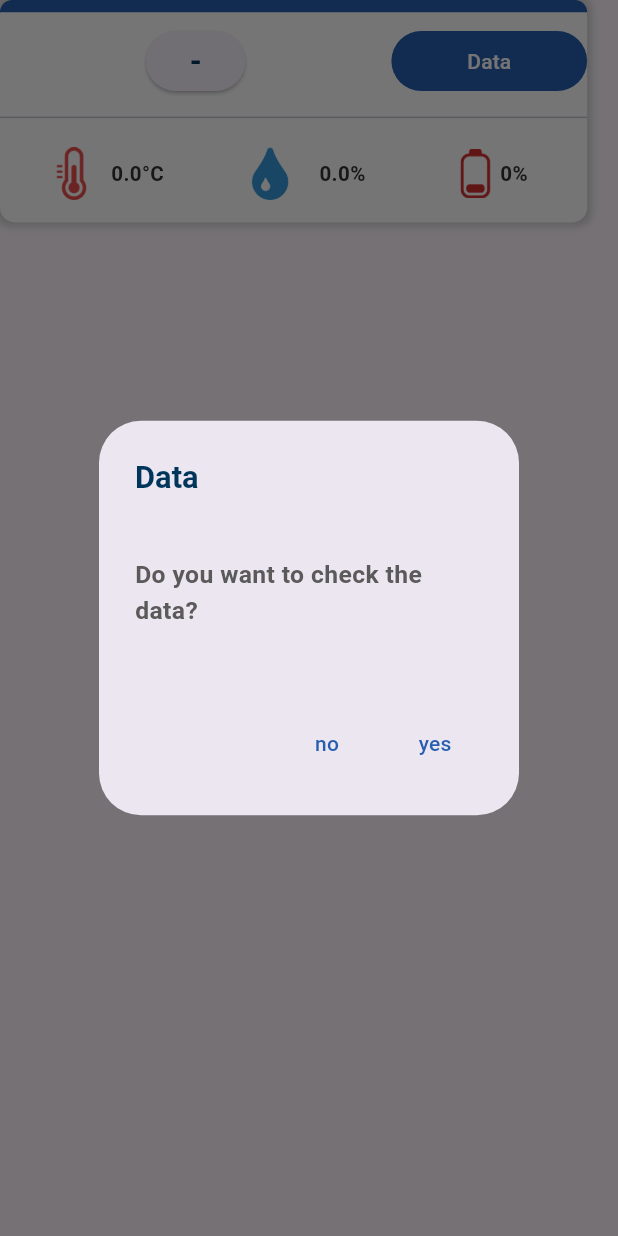
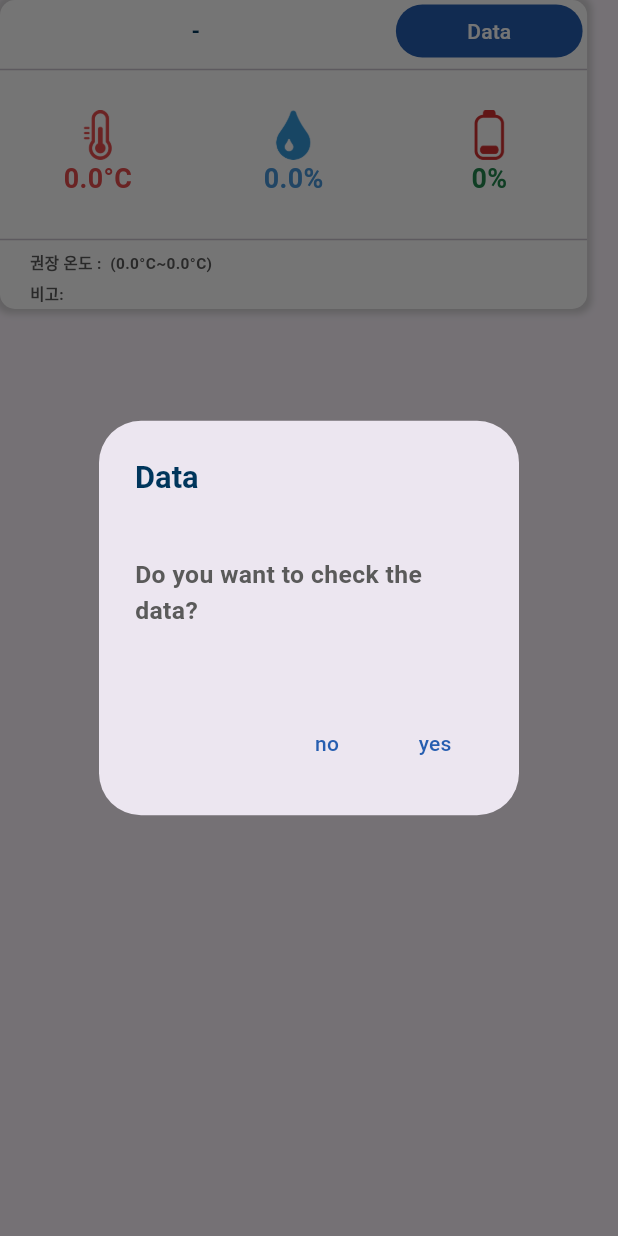
Before and after one commit to jang1231111/center_monitor, a Flutter app: the DeviceItem widget shown alone on an empty page, opened directly with empty values, after a tap on "Data", on a phone screen of 412 x 824 dp. Run offline on Flutter 3.47's test engine with Material 3 defaults, Android fonts, the phone set to English and light mode, and no system bars; our stand-ins replace easy_localization, equatable, lottie, photo_view, share_plus, syncfusion_flutter_charts and 1 more; missing offline and left inert: excel; network calls fail; Roboto replaces fonts that are missing (pretend).

Commit message:
- Design : MainPage, ListView  디자인 수정

```diff
--- a/lib/pages/main_page.dart
+++ b/lib/pages/main_page.dart
@@ -448,136 +448,158 @@ class DeviceItem extends StatelessWidget {
                 borderRadius: BorderRadius.circular(10),
                 boxShadow: [mainbox()],
               ),
-              height: MediaQuery.of(context).size.height * 0.18,
+              height: MediaQuery.of(context).size.height * 0.25,
               width: MediaQuery.of(context).size.width * 0.95,
               child: Column(
                 mainAxisAlignment: MainAxisAlignment.spaceBetween,
                 children: [
+                  // Expanded(
+                  //     flex: 5,
+                  //     child: Container(
+                  //         decoration: BoxDecoration(
+                  //             color: Color.fromARGB(255, 38, 94, 176),
+                  //             borderRadius: const BorderRadius.only(
+                  //                 topLeft: Radius.circular(10),
+                  //                 topRight: Radius.circular(10))),
+                  //         width: MediaQuery.of(context).size.width * 1,
+                  //         height: MediaQuery.of(context).size.height / 80)),
                   Expanded(
-                      flex: 5,
-                      child: Container(
-                          decoration: BoxDecoration(
-                              color: Color.fromARGB(255, 38, 94, 176),
-                              borderRadius: const BorderRadius.only(
-                                  topLeft: Radius.circular(10),
-                                  topRight: Radius.circular(10))),
-                          width: MediaQuery.of(context).size.width * 1,
-                          height: MediaQuery.of(context).size.height / 80)),
-                  Expanded(
-                    flex: 40,
+                    flex: 2,
                     child: Row(
                       children: [
                         Expanded(
                           flex: 2,
                           child: Center(
-                            child: ElevatedButton(
-                              onPressed: () {
-                                showDialog(
-                                  context: context,
-                                  barrierDismissible: false,
-                                  builder: (context) {
-                                    return AlertDialog(
-                                      title: Text(
-                                        'centerInfo',
-                                        style: Locate(context),
-                                        overflow: TextOverflow.ellipsis,
-                                        maxLines: 1,
-                                        softWrap: false,
-                                      ).tr(),
-                                      content: Container(
-                                        width: 200,
-                                        height: 200,
-                                        child: Column(
-                                          children: [
-                                            Row(
-                                              children: [
-                                                Text(
-                                                  'center',
-                                                  style: End(context),
-                                                  overflow:
-                                                      TextOverflow.ellipsis,
-                                                ).tr(),
-                                                Text(
-                                                  ': ${device.deName}',
-                                                  style: End(context),
-                                                  overflow:
-                                                      TextOverflow.ellipsis,
-                                                )
-                                              ],
-                                            ),
-                                            Row(
-                                              children: [
-                                                Text(
-                                                  'deviceInfo',
-                                                  style: End(context),
-                                                  overflow:
-                                                      TextOverflow.ellipsis,
-                                                ).tr(),
-                                                Text(
-                                                  ': ${device.deNumber}',
-                                                  style: End(context),
-                                                  overflow:
-                                                      TextOverflow.ellipsis,
-                                                )
-                                              ],
-                                            ),
-                                            Row(
-                                              children: [
-                                                Text(
-                                                  'description',
-                                                  style: End(context),
-                                                  overflow:
-                                                      TextOverflow.ellipsis,
-                                                ).tr(),
-                                                Text(
-                                                  ': ${device.description}',
-                                                  style: End(context),
-                                                  overflow:
-                                                      TextOverflow.ellipsis,
-                                                )
-                                              ],
-                                            )
-                                          ],
-                                        ),
-                                      ),
-                                      // Text(
-                                      //   '센터 : ${device.deName}\n기기 정보 : ${device.deNumber} \n설명 : ${device.description}',
-                                      //   style: End(context),
-                                      //   overflow: TextOverflow.ellipsis,
-                                      // ),
-                                      actions: [
-                                        TextButton(
-                                          onPressed: () {
-                                            Navigator.pop(context);
-                                          },
-                                          child: Text(
-                                            'ok',
-                                            style: TextStyle(
-                                              color: Color.fromARGB(
-                                                  255, 38, 94, 176),
-                                            ),
-                                          ).tr(),
-                                        ),
-                                      ],
-                                    );
-                                  },
-                                );
-                              },
                             child: Text(
                               '${device.centerNm} - ${device.deName}',
-                                style: Locate(context),
+                              style: TextStyle(
+                                color: Color.fromRGBO(0, 54, 92, 1),
+                                fontSize:
+                                    MediaQuery.of(context).size.width / 28,
+                                fontWeight: FontWeight.w700,
+                                fontFamily: 'pretend',
+                              ),
                               overflow: TextOverflow.ellipsis,
                               maxLines: 1,
                               softWrap: false,
                             ),
-                            ),
+
+                            //  ElevatedButton(
+                            //   onPressed: () {
+                            //     showDialog(
+                            //       context: context,
+                            //       barrierDismissible: false,
+                            //       builder: (context) {
+                            //         return AlertDialog(
+                            //           title: Text(
+                            //             'centerInfo',
+                            //             style: Locate(context),
+                            //             overflow: TextOverflow.ellipsis,
+                            //             maxLines: 1,
+                            //             softWrap: false,
+                            //           ).tr(),
+                            //           content: Container(
+                            //             width: 200,
+                            //             height: 200,
+                            //             child: Column(
+                            //               children: [
+                            //                 Row(
+                            //                   children: [
+                            //                     Text(
+                            //                       'center',
+                            //                       style: End(context),
+                            //                       overflow:
+                            //                           TextOverflow.ellipsis,
+                            //                     ).tr(),
+                            //                     Text(
+                            //                       ': ${device.deName}',
+                            //                       style: End(context),
+                            //                       overflow:
+                            //                           TextOverflow.ellipsis,
+                            //                     )
+                            //                   ],
+                            //                 ),
+                            //                 Row(
+                            //                   children: [
+                            //                     Text(
+                            //                       'deviceInfo',
+                            //                       style: End(context),
+                            //                       overflow:
+                            //                           TextOverflow.ellipsis,
+                            //                     ).tr(),
+                            //                     Text(
+                            //                       ': ${device.deNumber}',
+                            //                       style: End(context),
+                            //                       overflow:
+                            //                           TextOverflow.ellipsis,
+                            //                     )
+                            //                   ],
+                            //                 ),
+                            //                 Row(
+                            //                   children: [
+                            //                     Text(
+                            //                       'description',
+                            //                       style: End(context),
+                            //                       overflow:
+                            //                           TextOverflow.ellipsis,
+                            //                     ).tr(),
+                            //                     Text(
+                            //                       ': ${device.description}',
+                            //                       style: End(context),
+                            //                       overflow:
+                            //                           TextOverflow.ellipsis,
+                            //                     )
+                            //                   ],
+                            //                 )
+                            //               ],
+                            //             ),
+                            //           ),
+                            //           // Text(
+                            //           //   '센터 : ${device.deName}\n기기 정보 : ${device.deNumber} \n설명 : ${device.description}',
+                            //           //   style: End(context),
+                            //           //   overflow: TextOverflow.ellipsis,
+                            //           // ),
+                            //           actions: [
+                            //             TextButton(
+                            //               onPressed: () {
+                            //                 Navigator.pop(context);
+                            //               },
+                            //               child: Text(
+                            //                 'ok',
+                            //                 style: TextStyle(
+                            //                   color: Color.fromARGB(
+                            //                       255, 38, 94, 176),
+                            //                 ),
+                            //               ).tr(),
+                            //             ),
+                            //           ],
+                            //         );
+                            //       },
+                            //     );
+                            //   },
+                            //   child: Text(
+                            //     '${device.centerNm} - ${device.deName}',
+                            //     style: TextStyle(
+                            //       color: Color.fromRGBO(0, 54, 92, 1),
+                            //       fontSize:
+                            //           MediaQuery.of(context).size.width / 30,
+                            //       fontWeight: FontWeight.w700,
+                            //       fontFamily: 'pretend',
+                            //     ),
+                            //     overflow: TextOverflow.ellipsis,
+                            //     maxLines: 1,
+                            //     softWrap: false,
+                            //   ),
+                            // ),
                           ),
                         ),
                         Expanded(
                           flex: 1,
+                          child: Padding(
+                            padding: const EdgeInsets.all(3.0),
                             child: TextButton(
                                 style: ButtonStyle(
-                                  backgroundColor: MaterialStateProperty.all(
+                                    backgroundColor: WidgetStateProperty.all(
                                         Color.fromARGB(255, 38, 94, 176))),
                                 onPressed: () {
                                   showDialog(
@@ -637,17 +659,19 @@ class DeviceItem extends StatelessWidget {
                                                 );
 
                                                 await context
-                                                  .read<DeviceLogDataProvider>()
+                                                    .read<
+                                                        DeviceLogDataProvider>()
                                                     .getDeviceLogData(
                                                         device: newDevice,
-                                                      token: selectedCenterInfo
+                                                        token:
+                                                            selectedCenterInfo
                                                                 .token,
                                                         company:
                                                             selectedCenterInfo
                                                                 .company);
                                                 Navigator.pop(context);
-                                              Navigator.pushNamed(
-                                                  context, DetailPage.routeName,
+                                                Navigator.pushNamed(context,
+                                                    DetailPage.routeName,
                                                     arguments:
                                                         newDevice.copyWith());
                                               } on CustomError catch (e) {
@@ -673,6 +697,7 @@ class DeviceItem extends StatelessWidget {
                                   style: TextStyle(color: Colors.white),
                                 ).tr()),
                           ),
+                        ),
                       ],
                     ),
                   ),
@@ -683,53 +708,76 @@ class DeviceItem extends StatelessWidget {
                     ),
                   ),
                   Expanded(
-                    flex: 40,
+                    flex: 5,
                     child: Row(
+                      crossAxisAlignment: CrossAxisAlignment.center,
                       children: [
                         Expanded(
-                          flex: 3,
-                          child: Row(
+                          flex: 1,
+                          child: Column(
                             mainAxisAlignment: MainAxisAlignment.center,
                             children: [
-                              Padding(
-                                padding: EdgeInsets.all(15),
-                                child: Image.asset('assets/images/temp_ic.png',
-                                    fit: BoxFit.fill),
+                              Image(
+                                image: AssetImage('assets/images/temp_ic.png'),
+                                fit: BoxFit.contain,
+                                width: MediaQuery.of(context).size.width * 0.08,
+                                height:
+                                    MediaQuery.of(context).size.width * 0.08,
                               ),
                               Text(
                                 '${device.temp}°C',
-                                style: Temp(context),
+                                style: TextStyle(
+                                  color: Color.fromRGBO(230, 76, 76, 1),
+                                  fontSize:
+                                      MediaQuery.of(context).size.width / 23,
+                                  fontWeight: FontWeight.w700,
+                                  fontFamily: 'pretend',
+                                ),
                               )
                             ],
                           ),
                         ),
                         Expanded(
-                          flex: 3,
-                          child: Row(
+                          flex: 1,
+                          child: Column(
                             mainAxisAlignment: MainAxisAlignment.center,
                             children: [
-                              Padding(
-                                padding: EdgeInsets.all(15),
-                                child: Image.asset(
-                                    'assets/images/ic_humidity.png',
-                                    fit: BoxFit.fill),
+                              Image(
+                                image:
+                                    AssetImage('assets/images/ic_humidity.png'),
+                                fit: BoxFit.contain,
+                                width: MediaQuery.of(context).size.width * 0.08,
+                                height:
+                                    MediaQuery.of(context).size.width * 0.08,
                               ),
                               Text(
                                 '${device.hum}%',
-                                style: Temp(context),
+                                style: TextStyle(
+                                  color: Color.fromRGBO(72, 151, 219, 1),
+                                  fontSize:
+                                      MediaQuery.of(context).size.width / 23,
+                                  fontWeight: FontWeight.w700,
+                                  fontFamily: 'pretend',
+                                ),
                               )
                             ],
                           ),
                         ),
                         Expanded(
-                          flex: 3,
-                          child: Row(
+                          flex: 1,
+                          child: Column(
                             mainAxisAlignment: MainAxisAlignment.center,
                             children: [
                               getbatteryImage(context, device.battery),
                               Text(
                                 '${device.battery}%',
-                                style: Temp(context),
+                                style: TextStyle(
+                                  color: Color.fromRGBO(35, 136, 79, 1),
+                                  fontSize:
+                                      MediaQuery.of(context).size.width / 23,
+                                  fontWeight: FontWeight.w700,
+                                  fontFamily: 'pretend',
+                                ),
                               )
                             ],
                           ),
@@ -737,6 +785,58 @@ class DeviceItem extends StatelessWidget {
                       ],
                     ),
                   ),
+                  SizedBox(
+                    height: 10,
+                    child: Divider(
+                      height: 10,
+                    ),
+                  ),
+                  Expanded(
+                      flex: 2,
+                      child: Padding(
+                        padding: const EdgeInsets.only(left: 20.0),
+                        child: Column(
+                          crossAxisAlignment: CrossAxisAlignment.start,
+                          children: [
+                            Expanded(
+                              flex: 1,
+                              child: Row(
+                                children: [
+                                  Text(
+                                    '권장 온도 : ${device.deLocation} (${device.tempLow}°C~${device.tempHigh}°C)',
+                                    style: TextStyle(
+                                        fontSize:
+                                            MediaQuery.of(context).size.width /
+                                                40,
+                                        fontWeight: FontWeight.w600,
+                                        fontFamily: 'pretend',
+                                        color: Color.fromRGBO(90, 90, 90, 1)),
+                                    overflow: TextOverflow.ellipsis,
+                                  ),
+                                ],
+                              ),
+                            ),
+                            Expanded(
+                              flex: 1,
+                              child: Row(
+                                children: [
+                                  Text(
+                                    '비고: ${device.description}',
+                                    style: TextStyle(
+                                        fontSize:
+                                            MediaQuery.of(context).size.width /
+                                                40,
+                                        fontWeight: FontWeight.w600,
+                                        fontFamily: 'pretend',
+                                        color: Color.fromRGBO(90, 90, 90, 1)),
+                                    overflow: TextOverflow.ellipsis,
+                                  ),
+                                ],
+                              ),
+                            ),
+                          ],
+                        ),
+                      )),
                 ],
               )),
         ],
--- a/lib/providers/center_list/center_list_provider.dart
+++ b/lib/providers/center_list/center_list_provider.dart
@@ -30,7 +30,7 @@ class CenterListProvider with ChangeNotifier {
           centerListInfo: newCenterListState.centerListInfo,
           loginInfo: newCenterListState.loginInfo);
 
-      print(_state.centerListInfo);
+      // print(_state.centerListInfo);
       notifyListeners();
     } on CustomError catch (e) {
       _state =
--- a/pubspec.yaml
+++ b/pubspec.yaml
@@ -10,7 +10,7 @@ publish_to: 'none' # Remove this line if you wish to publish to pub.dev
 # Both the version and the builder number may be overridden in flutter
 # build by specifying --build-name and --build-number, respectively.
 # In Android, build-name is used as versionName while  build-number used as versionCode.
-# Read more about Android versioning at https://developer.android.com/studio/publish/versioning
+# Read more about Android versioning at https://developer.android.com/studio/publish/versionin
 # In iOS, build-name is used as CFBundleShortVersionString while build-number is used as CFBundleVersion.
 # Read more about iOS versioning at
 # https://developer.apple.com/library/archive/documentation/General/Reference/InfoPlistKeyReference/Articles/CoreFoundationKeys.html
```
Also changed, not shown: lib/pages/signin_page.dart (+8 -8 lines). Lines whose indentation alone changed are shown as unchanged.
